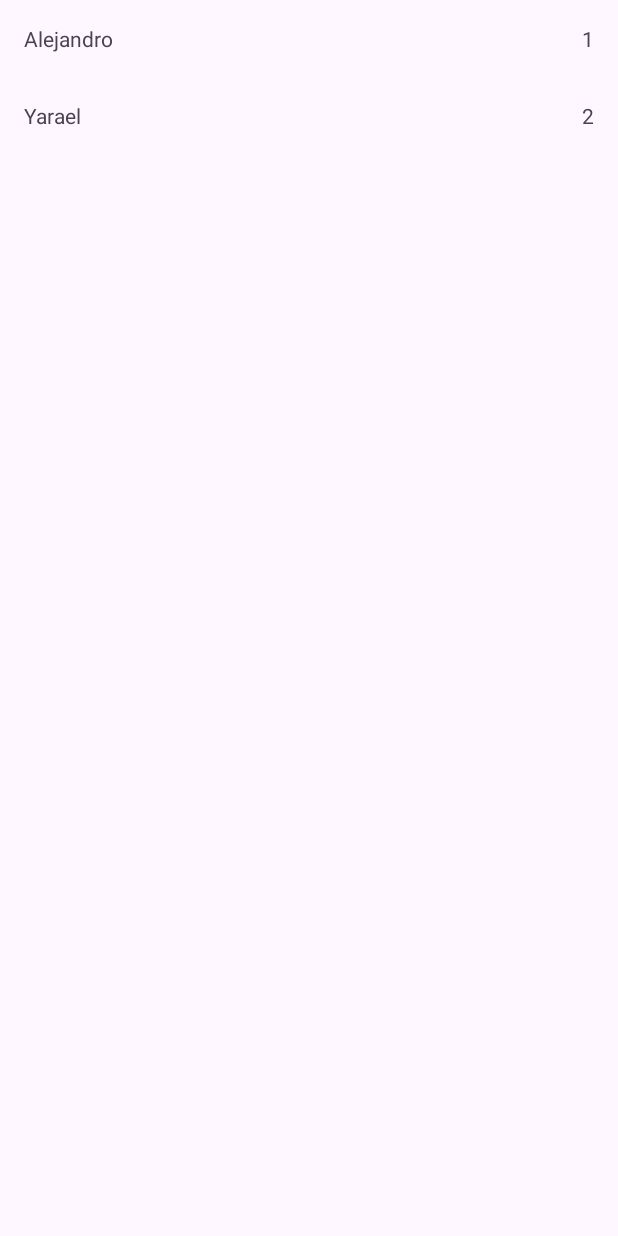
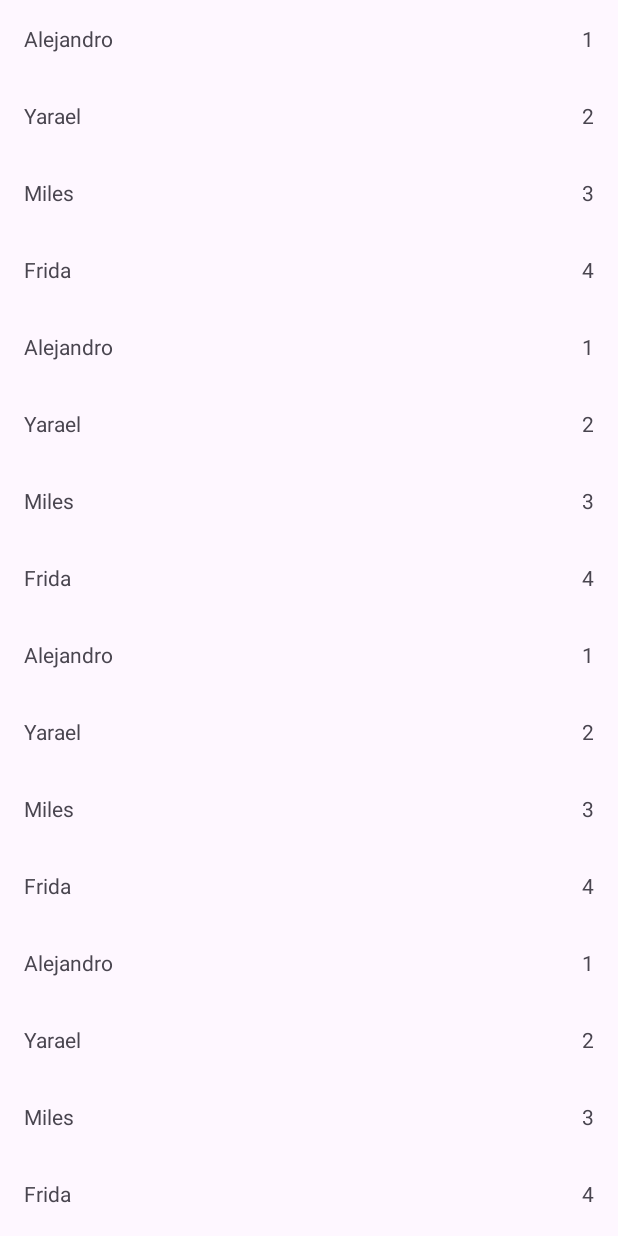
Before and after one commit to UR13L96/AndroidUsersSP, an Android app: the screen it shows after launch (MainActivity), on a phone screen of 412 x 824 dp. Before the commit the screen is almost empty. Run offline under Robolectric (Android 15) with nearby library versions, the phone set to English and light mode, and no system bars.

Commit message:
Information added as URL and added more data for scrolling

```diff
--- a/app/src/main/java/com/olascoaga/userssp/MainActivity.kt
+++ b/app/src/main/java/com/olascoaga/userssp/MainActivity.kt
@@ -27,11 +27,27 @@ class MainActivity : AppCompatActivity() {
     private fun getUsers(): MutableList<User> {
         val users = mutableListOf<User>()
 
-        val alejandro = User(1, "Alejandro", "Abed", "")
-        val yarael = User(2, "Yarael", "Garcia", "")
+        val alejandro = User(1, "Alejandro", "Abed", "https://images.unsplash.com/photo-1507003211169-0a1dd7228f2d?ixlib=rb-4.0.3&ixid=M3wxMjA3fDB8MHxzZWFyY2h8NHx8dXNlciUyMHByb2ZpbGV8ZW58MHx8MHx8fDA%3D&w=1000&q=80")
+        val yarael = User(2, "Yarael", "Garcia", "https://images.unsplash.com/photo-1494790108377-be9c29b29330?ixlib=rb-4.0.3&ixid=M3wxMjA3fDB8MHxzZWFyY2h8Mnx8dXNlciUyMHByb2ZpbGV8ZW58MHx8MHx8fDA%3D&w=1000&q=80")
+        val miles = User(3, "Miles", "Morales", "https://www.infobae.com/new-resizer/b1YhCRwrSa31Zxo4NzLHLH9AIeg=/1200x900/filters:format(webp):quality(85)/cloudfront-us-east-1.images.arcpublishing.com/infobae/4XZXEYWUGNHWBDSIUQBXFYGGFY.jpeg")
+        val frida = User(4, "Frida", "Kahlo", "https://upload.wikimedia.org/wikipedia/commons/0/06/Frida_Kahlo%2C_by_Guillermo_Kahlo.jpg")
 
         users.add(alejandro)
         users.add(yarael)
+        users.add(miles)
+        users.add(frida)
+        users.add(alejandro)
+        users.add(yarael)
+        users.add(miles)
+        users.add(frida)
+        users.add(alejandro)
+        users.add(yarael)
+        users.add(miles)
+        users.add(frida)
+        users.add(alejandro)
+        users.add(yarael)
+        users.add(miles)
+        users.add(frida)
 
         return users
     }
```
